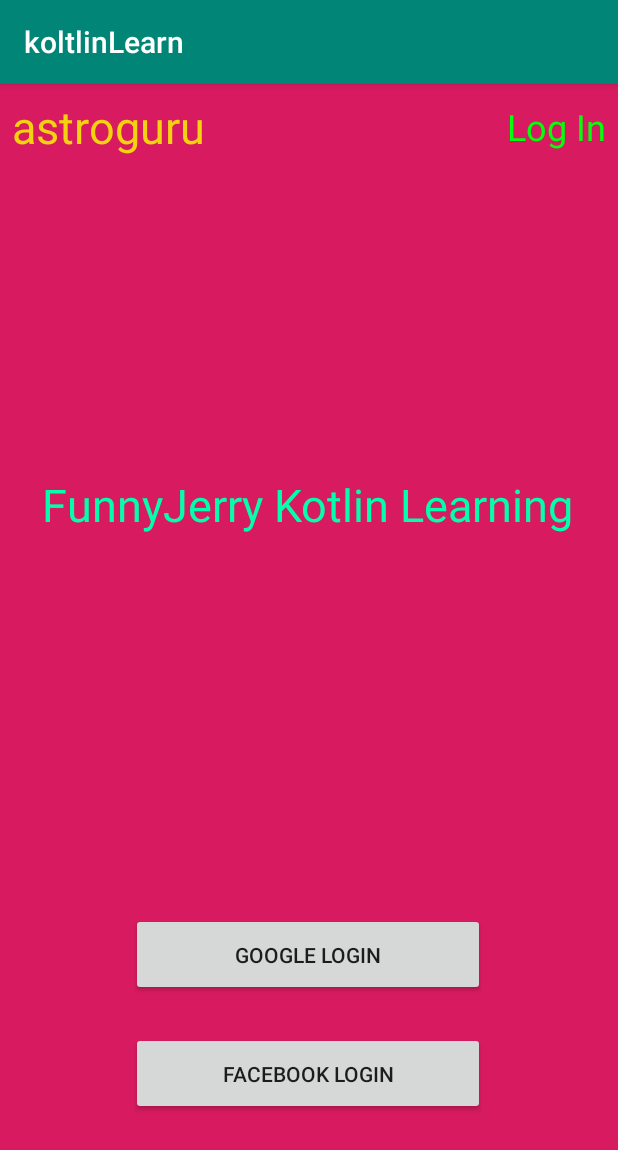
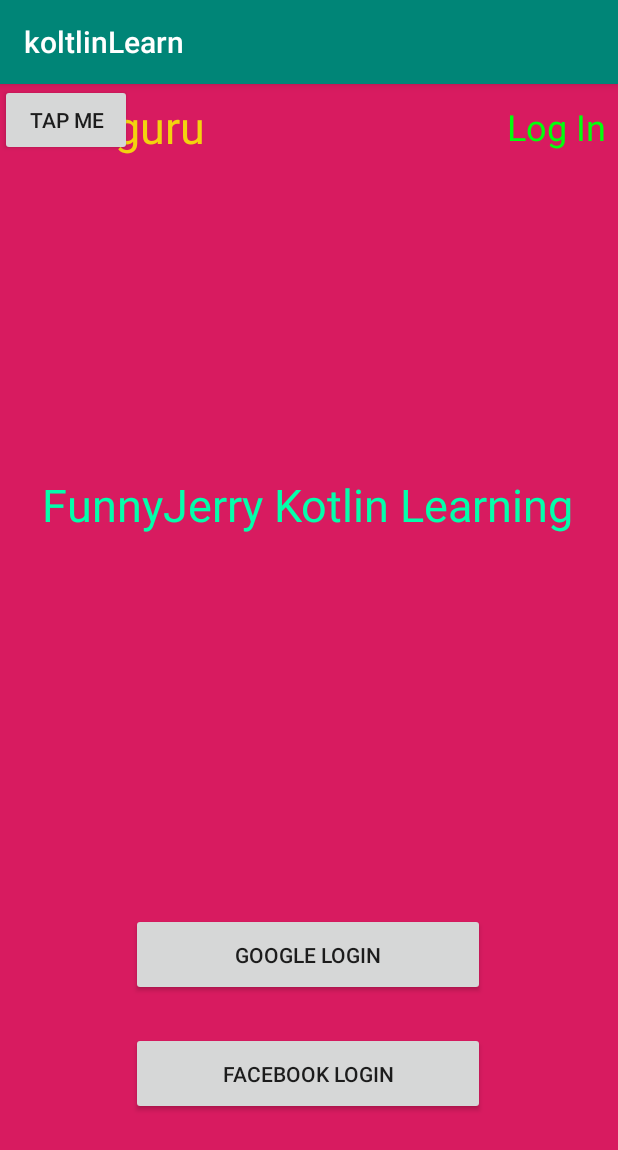
Before and after one commit to cocadev/kotlin-learn-app, an Android app: the screen it shows after launch (MainActivity), on a phone screen of 412 x 824 dp. Shown: the top 1150 px of the screen. Run offline under Robolectric (Android 15) with nearby library versions, the phone set to English and light mode, and no system bars.

Commit message:
add activity function

```diff
--- a/app/src/main/java/com/example/koltlinlearn/MainActivity.kt
+++ b/app/src/main/java/com/example/koltlinlearn/MainActivity.kt
@@ -2,11 +2,21 @@ package com.example.koltlinlearn
 
 import android.support.v7.app.AppCompatActivity
 import android.os.Bundle
+import android.widget.Button
+import android.widget.TextView
 
 class MainActivity : AppCompatActivity() {
+
+    internal lateinit var tapMeButon: Button
+    internal lateinit var gameScoreTextView: TextView
+    internal lateinit var timeLeftTextView: TextView
 
     override fun onCreate(savedInstanceState: Bundle?) {
         super.onCreate(savedInstanceState)
         setContentView(R.layout.activity_main)
+
+        tapMeButon = findViewById<Button>(R.id.tap_me_button)
+        gameScoreTextView = findViewById<TextView>(R.id.game_score_text_view)
+        timeLeftTextView = findViewById<TextView>(R.id.time_left_text_view)
     }
 }
--- a/app/src/main/res/layout/activity_main.xml
+++ b/app/src/main/res/layout/activity_main.xml
@@ -24,14 +24,16 @@
             android:text="astroguru"
             app:layout_constraintStart_toStartOf="parent"
             app:layout_constraintTop_toTopOf="parent" android:textSize="30sp" android:textColor="#F3D30F"
-            android:layout_marginTop="8dp" android:layout_marginLeft="8dp" android:layout_marginStart="8dp"/>
+            android:layout_marginTop="8dp" android:layout_marginLeft="8dp" android:layout_marginStart="8dp"
+            android:id="@+id/game_score_text_view"/>
     <TextView
             android:layout_width="wrap_content"
             android:layout_height="wrap_content"
             android:text="Log In"
             app:layout_constraintEnd_toEndOf="parent"
             app:layout_constraintTop_toTopOf="parent" android:textSize="24sp" android:textColor="#02FF0C"
-            android:layout_marginRight="8dp" android:layout_marginEnd="8dp" android:layout_marginTop="12dp"/>
+            android:layout_marginRight="8dp" android:layout_marginEnd="8dp" android:layout_marginTop="12dp"
+            android:id="@+id/time_left_text_view"/>
     <Button
             android:text="@string/btn_facebook_login"
             android:layout_width="236dp"
@@ -55,5 +57,10 @@
             app:layout_constraintStart_toStartOf="parent" android:layout_marginLeft="8dp"
             android:layout_marginStart="8dp" android:layout_marginEnd="8dp" android:layout_marginRight="8dp"
             app:layout_constraintHorizontal_bias="0.496"/>
+    <Button
+            android:text="Tap Me"
+            android:layout_width="wrap_content"
+            android:layout_height="wrap_content" tools:layout_editor_absoluteY="683dp"
+            tools:layout_editor_absoluteX="323dp" android:id="@+id/tap_me_button"/>
 
 </android.support.constraint.ConstraintLayout>
```
